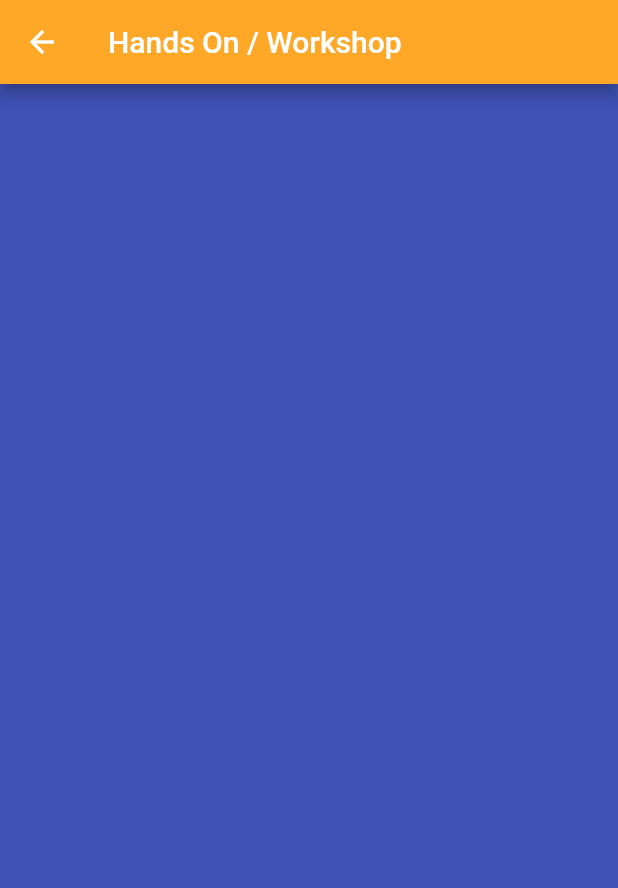
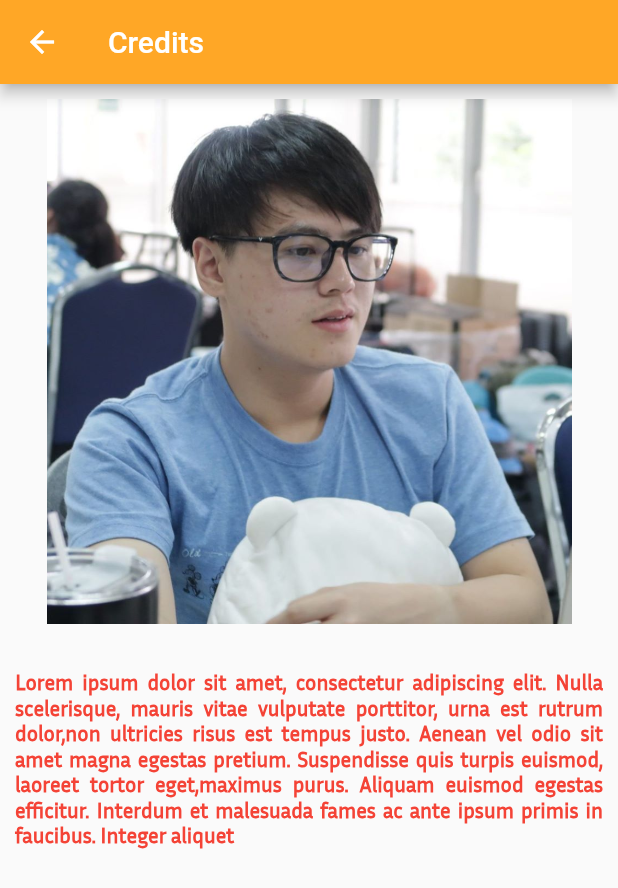
Before and after one commit to AnawatPaotthong/naviguider, a Flutter app: the screen it shows after launch, in the side drawer, after a tap on "Credits", on a phone screen of 412 x 824 dp. Shown: the top 888 px of the screen. Run offline on Flutter 3.47's test engine with Material 2 defaults, Android fonts, the light colour scheme and no system bars; our stand-ins replace carousel_pro.

Commit message:
update the credit screen

```diff
--- a/naviguider/lib/screen/credits.dart
+++ b/naviguider/lib/screen/credits.dart
@@ -1,31 +1,119 @@
+import 'package:carousel_pro/carousel_pro.dart';
 import 'package:flutter/material.dart';
-import 'package:carousel_pro/carousel_pro.dart';
 
 class Credits extends StatelessWidget {
   @override
   Widget build(BuildContext context) {
-
     Widget pageCredit = PageView(
       children: <Widget>[
         Container(
-          color: Colors.indigo,
+          margin: const EdgeInsets.symmetric(vertical: 10, horizontal: 10),
+          child: Center(
+            child: Column(
+              children: <Widget>[
+                Image.asset('images/paint.jpg', width: 400, height: 350,),
+                Container(
+                  margin: const EdgeInsets.only(top: 30),
+                  child: Text('Lorem ipsum dolor sit amet, consectetur adipiscing elit. Nulla scelerisque, mauris vitae vulputate porttitor, urna est rutrum dolor,'
+                  'non ultricies risus est tempus justo. Aenean vel odio sit amet magna egestas pretium. Suspendisse quis turpis euismod, laoreet tortor eget,'
+                  'maximus purus. Aliquam euismod egestas efficitur. Interdum et malesuada fames ac ante ipsum primis in faucibus. Integer aliquet',
+                  textAlign: TextAlign.justify,
+                  style: TextStyle(
+                  fontFamily: 'InriaSans',
+                  color: Colors.red,
+                  fontWeight: FontWeight.bold
+                  )),
+                ),
+              ]
+            ),
+          ),
           ),
         Container(
-          color: Colors.red
+          margin: const EdgeInsets.symmetric(vertical: 10, horizontal: 10),
+          child: Center(
+            child: Column(
+              children: <Widget>[
+                Image.asset('images/tae.jpg', width: 400, height: 350,),
+                Container(
+                  margin: const EdgeInsets.only(top: 30),
+                  child: Text('Lorem ipsum dolor sit amet, consectetur adipiscing elit. Nulla scelerisque, mauris vitae vulputate porttitor, urna est rutrum dolor,'
+                  'non ultricies risus est tempus justo. Aenean vel odio sit amet magna egestas pretium. Suspendisse quis turpis euismod, laoreet tortor eget,'
+                  'maximus purus. Aliquam euismod egestas efficitur. Interdum et malesuada fames ac ante ipsum primis in faucibus. Integer aliquet',
+                  textAlign: TextAlign.justify,
+                  style: TextStyle(
+                  fontFamily: 'InriaSans',
+                  color: Colors.red,
+                  fontWeight: FontWeight.bold
+                  )),
+                ),
+              ]
+            ),
+          ),
         ),
         Container(
-          color: Colors.blue
+          margin: const EdgeInsets.symmetric(vertical: 10, horizontal: 10),
+          child: Center(
+            child: Column(
+              children: <Widget>[
+                Image.asset('images/poom.jpg', width: 400, height: 350,),
+                Container(
+                  margin: const EdgeInsets.only(top: 30),
+                  child: Text('Lorem ipsum dolor sit amet, consectetur adipiscing elit. Nulla scelerisque, mauris vitae vulputate porttitor, urna est rutrum dolor,'
+                  'non ultricies risus est tempus justo. Aenean vel odio sit amet magna egestas pretium. Suspendisse quis turpis euismod, laoreet tortor eget,'
+                  'maximus purus. Aliquam euismod egestas efficitur. Interdum et malesuada fames ac ante ipsum primis in faucibus. Integer aliquet',
+                  textAlign: TextAlign.justify,
+                  style: TextStyle(
+                  fontFamily: 'InriaSans',
+                  color: Colors.red,
+                  fontWeight: FontWeight.bold
+                  )),
+                ),
+              ]
+            ),
+          ),
         )
       ],
     );
 
+    Widget imageCarousel = SizedBox(
+      height: 300,
+      width: 350,
+      child: Carousel(
+        images: [
+          Image.asset('images/Loker1.jpg'),
+          Image.asset('images/Locker.jpg'),
+          Image.asset('images/Locker2.jpg')
+        ],
+        dotSize: 4.0,
+        dotSpacing: 15.0,
+        dotColor: Colors.lightGreenAccent,
+        indicatorBgPadding: 5.0,
+        dotBgColor: Colors.orange.withOpacity(0.5),
+        borderRadius: true,
+      ),
+    );
+
+  Widget title = Container(
+      margin: const EdgeInsets.all(15),
+      padding: const EdgeInsets.all(10),
+      child: Text('Lorem ipsum dolor sit amet, consectetur adipiscing elit. Nulla scelerisque, mauris vitae vulputate porttitor, urna est rutrum dolor,'
+      'non ultricies risus est tempus justo. Aenean vel odio sit amet magna egestas pretium. Suspendisse quis turpis euismod, laoreet tortor eget,'
+      'maximus purus. Aliquam euismod egestas efficitur. Interdum et malesuada fames ac ante ipsum primis in faucibus. Integer aliquet',
+      textAlign: TextAlign.justify,
+      style: TextStyle(
+        fontFamily: 'InriaSans',
+        color: Colors.red,
+        fontWeight: FontWeight.bold
+      ),),
+    );
+
     return MaterialApp(
-      title: 'Hands On / Workshop',
+      title: 'Credits',
       home: Scaffold(
         appBar: AppBar(
           automaticallyImplyLeading: true,
           backgroundColor: Colors.orange.shade400,
-          title: Text('Hands On / Workshop'),
+          title: Text('Credits'),
           leading: IconButton(icon: Icon(Icons.arrow_back),
             onPressed: () => Navigator.pop(context, false),),
         ),
--- a/naviguider/pubspec.yaml
+++ b/naviguider/pubspec.yaml
@@ -45,6 +45,9 @@
     - images/BehideOro.jpg
     - images/Loker1.jpg
     - images/Locker.jpg
+    - images/paint.jpg
+    - images/tae.jpg
+    - images/poom.jpg
 
   fonts:
     - family: InriaSans
```
Also changed, not shown: naviguider/images/paint.jpg (added), naviguider/images/poom.jpg (added), naviguider/images/tae.jpg (added).
